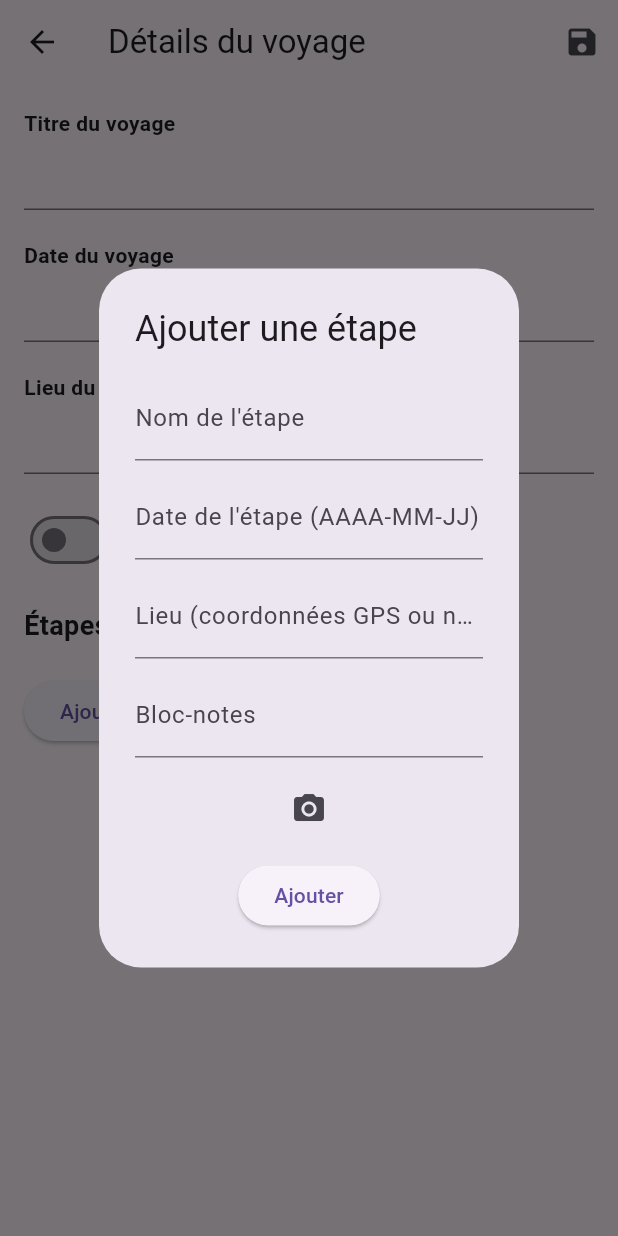
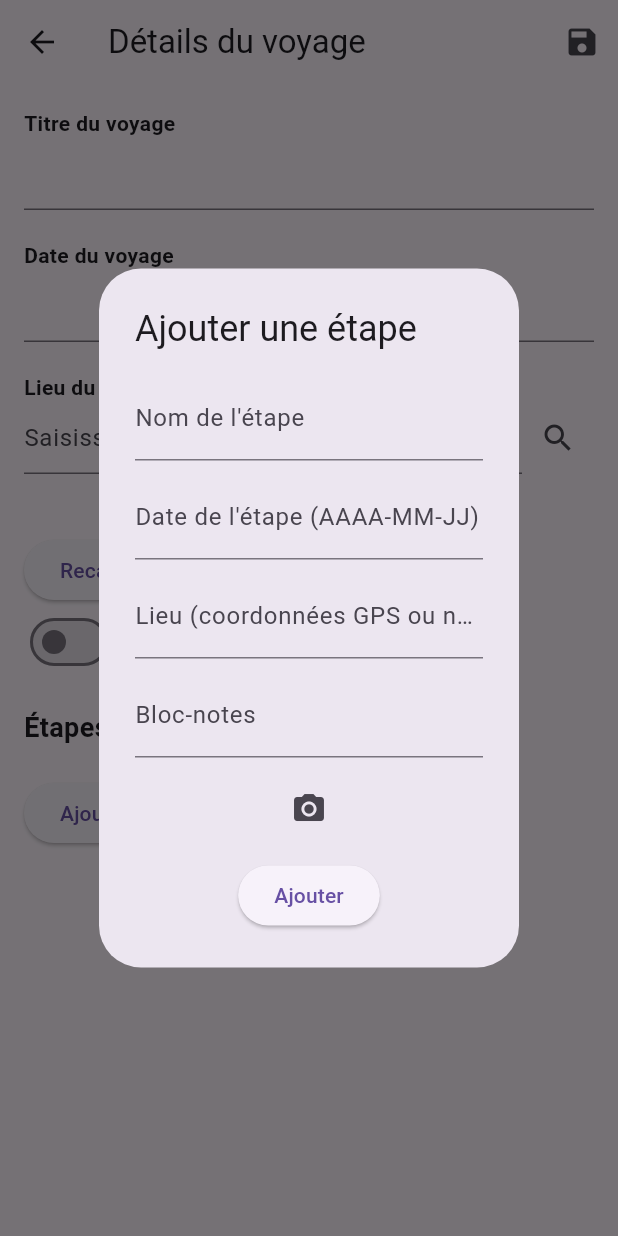
Before and after one commit to simurgh1990/nomadnotes, a Flutter app: the TripDetailScreen screen opened directly with empty values, after a tap on "Ajouter une étape", on a phone screen of 412 x 824 dp. Run offline on Flutter 3.47's test engine with Material 3 defaults, Android fonts, the phone set to English and light mode, and no system bars; our stand-ins replace cloud_firestore, firebase_auth, firebase_core, firebase_storage, go_router, google_maps_flutter and 4 more; missing offline and left inert: firebase_app_check; accounts and stored records are empty.

Commit message:
Selection de lieu sur ecran de voyage

```diff
--- a/lib/screens/trip/trip_screen.dart
+++ b/lib/screens/trip/trip_screen.dart
@@ -1,7 +1,14 @@
+import 'dart:io';
 import 'package:flutter/material.dart';
 import 'package:cloud_firestore/cloud_firestore.dart';
 import 'package:firebase_auth/firebase_auth.dart';
+import 'package:image_cropper/image_cropper.dart';
+import 'package:google_maps_flutter/google_maps_flutter.dart';
+import 'package:firebase_storage/firebase_storage.dart';
+import '/../../services/search_place_api';
 import 'step_trip_screen.dart';
+
+const String googleApiKey = "AIzaSyAoENo1a6tHw4jGFe5YIkaxdUo6mSZJYDA"; // Remplacez par votre clé d'API Google
 
 class TripDetailScreen extends StatefulWidget {
   final String tripId;
@@ -19,12 +26,28 @@ class TripDetailScreenState extends State<TripDetailScreen> {
   String? _mainPhotoUrl;
   bool isPinned = false;
 
+  LatLng? _selectedLocation; // Coordonnées pour la carte
+  GoogleMapController? _mapController;
+
+  // GlobalKey pour accéder à ScaffoldMessenger sans utiliser le BuildContext
+  final GlobalKey<ScaffoldMessengerState> _scaffoldMessengerKey =
+      GlobalKey<ScaffoldMessengerState>();
+
   @override
   void initState() {
     super.initState();
-    _loadTripDetails();
+    _loadTripDetails(); // Charger les détails du voyage
   }
 
+  @override
+  void dispose() {
+    _titleController.dispose();
+    _dateController.dispose();
+    _locationController.dispose();
+    super.dispose();
+  }
+
+  // Charger les détails du voyage à partir de Firestore
   Future<void> _loadTripDetails() async {
     final user = FirebaseAuth.instance.currentUser;
     if (user == null) return;
@@ -44,10 +67,19 @@ class TripDetailScreenState extends State<TripDetailScreen> {
         _locationController.text = data['lieu'] ?? '';
         _mainPhotoUrl = data['photo_principale'];
         isPinned = data['isPinned'] ?? false;
+
+        // Charger les coordonnées de la carte
+        if (data['position'] != null) {
+          _selectedLocation = LatLng(
+            data['position']['latitude'],
+            data['position']['longitude'],
+          );
+        }
       });
     }
   }
 
+  // Sauvegarder les détails du voyage
   Future<void> _saveTripDetails() async {
     final user = FirebaseAuth.instance.currentUser;
     if (user == null) return;
@@ -58,6 +90,12 @@ class TripDetailScreenState extends State<TripDetailScreen> {
       'lieu': _locationController.text,
       'photo_principale': _mainPhotoUrl,
       'isPinned': isPinned,
+      'position': _selectedLocation != null
+          ? {
+              'latitude': _selectedLocation!.latitude,
+              'longitude': _selectedLocation!.longitude,
+            }
+          : null,
     };
 
     await FirebaseFirestore.instance
@@ -67,9 +105,86 @@ class TripDetailScreenState extends State<TripDetailScreen> {
         .doc(widget.tripId)
         .update(tripData);
 
-    if (mounted) {
-      ScaffoldMessenger.of(context).showSnackBar(
-        const SnackBar(content: Text('Voyage mis à jour avec succès')),
+    _scaffoldMessengerKey.currentState?.showSnackBar(
+      const SnackBar(content: Text('Voyage mis à jour avec succès')),
+    );
+  }
+
+  // Permet de recadrer l'image principale pour la cartouche
+  Future<void> _cropImage() async {
+    if (_mainPhotoUrl == null) return;
+
+    final croppedFile = await ImageCropper().cropImage(
+      sourcePath: _mainPhotoUrl!,
+      aspectRatio: const CropAspectRatio(ratioX: 16, ratioY: 9),
+      compressFormat: ImageCompressFormat.jpg,
+      uiSettings: [
+        AndroidUiSettings(
+          toolbarTitle: 'Recadrer l\'image',
+          toolbarColor: Colors.blue,
+          toolbarWidgetColor: Colors.white,
+        ),
+        IOSUiSettings(title: 'Recadrer l\'image'),
+      ],
+    );
+
+    if (croppedFile != null) {
+      final user = FirebaseAuth.instance.currentUser;
+      if (user == null) return;
+
+      // Télécharge l'image recadrée dans Firebase Storage
+      final uploadTask = await FirebaseStorage.instance
+          .ref('cropped_cartouche_images/${widget.tripId}.jpg')
+          .putFile(File(croppedFile.path));
+      final downloadUrl = await uploadTask.ref.getDownloadURL();
+
+      // Met à jour Firestore avec l'URL de l'image recadrée
+      await FirebaseFirestore.instance
+          .collection('Users')
+          .doc(user.uid)
+          .collection('Voyages')
+          .doc(widget.tripId)
+          .update({'cartouche_photo': downloadUrl});
+
+      _scaffoldMessengerKey.currentState?.showSnackBar(
+        const SnackBar(content: Text('Image recadrée mise à jour !')),
+      );
+    }
+  }
+
+  // Recherche un lieu et met à jour les coordonnées
+  Future<void> _searchPlace(BuildContext context) async {
+    final query = _locationController.text;
+    if (query.isEmpty) {
+      _scaffoldMessengerKey.currentState?.showSnackBar(
+        const SnackBar(content: Text('Veuillez saisir un lieu à rechercher.')),
+      );
+      return;
+    }
+
+    try {
+      final suggestions = await fetchPlaceSuggestions(query);
+      if (suggestions.isNotEmpty) {
+        final selectedPlace = suggestions.first;
+        final coordinates =
+            await fetchPlaceCoordinates(selectedPlace['placeId']);
+
+        setState(() {
+          _selectedLocation = coordinates;
+          _locationController.text = selectedPlace['description'];
+        });
+
+        _mapController?.animateCamera(
+          CameraUpdate.newLatLngZoom(coordinates!, 14),
+        );
+      } else {
+        _scaffoldMessengerKey.currentState?.showSnackBar(
+          const SnackBar(content: Text('Aucun lieu trouvé.')),
+        );
+      }
+    } catch (e) {
+      _scaffoldMessengerKey.currentState?.showSnackBar(
+        SnackBar(content: Text('Erreur lors de la recherche de lieu : $e')),
       );
     }
   }
@@ -77,6 +192,7 @@ class TripDetailScreenState extends State<TripDetailScreen> {
   @override
   Widget build(BuildContext context) {
     return Scaffold(
+      key: _scaffoldMessengerKey, // Associer le Scaffold au ScaffoldMessenger
       appBar: AppBar(
         title: const Text('Détails du voyage'),
         actions: [
@@ -99,9 +215,44 @@ class TripDetailScreenState extends State<TripDetailScreen> {
             TextField(controller: _dateController),
             const SizedBox(height: 20),
             const Text('Lieu du voyage', style: TextStyle(fontWeight: FontWeight.bold)),
-            TextField(controller: _locationController),
+            Row(
+              children: [
+                Expanded(
+                  child: TextField(
+                    controller: _locationController,
+                    decoration: const InputDecoration(hintText: 'Saisissez ou recherchez un lieu'),
+                  ),
+                ),
+                IconButton(
+                  icon: const Icon(Icons.search),
+                  onPressed: () => _searchPlace(context),
+                ),
+              ],
+            ),
+            const SizedBox(height: 20),
+            if (_selectedLocation != null)
+              SizedBox(
+                height: 300,
+                child: GoogleMap(
+                  initialCameraPosition: CameraPosition(
+                    target: _selectedLocation!,
+                    zoom: 12,
+                  ),
+                  markers: {
+                    Marker(
+                      markerId: const MarkerId('selected_location'),
+                      position: _selectedLocation!,
+                    ),
+                  },
+                  onMapCreated: (controller) => _mapController = controller,
+                ),
+              ),
             const SizedBox(height: 20),
             if (_mainPhotoUrl != null) Image.network(_mainPhotoUrl!),
+            ElevatedButton(
+              onPressed: _cropImage,
+              child: const Text('Recadrer pour la cartouche'),
+            ),
             Row(
               children: [
                 Switch(
```
Also changed, not shown: pubspec.yaml (+9 -3 lines), 1 other file.
